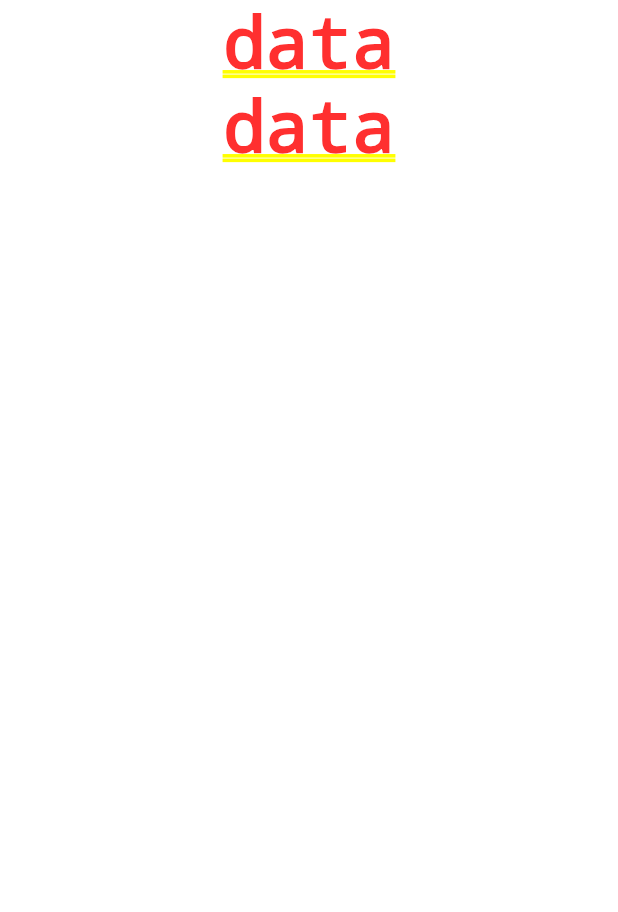
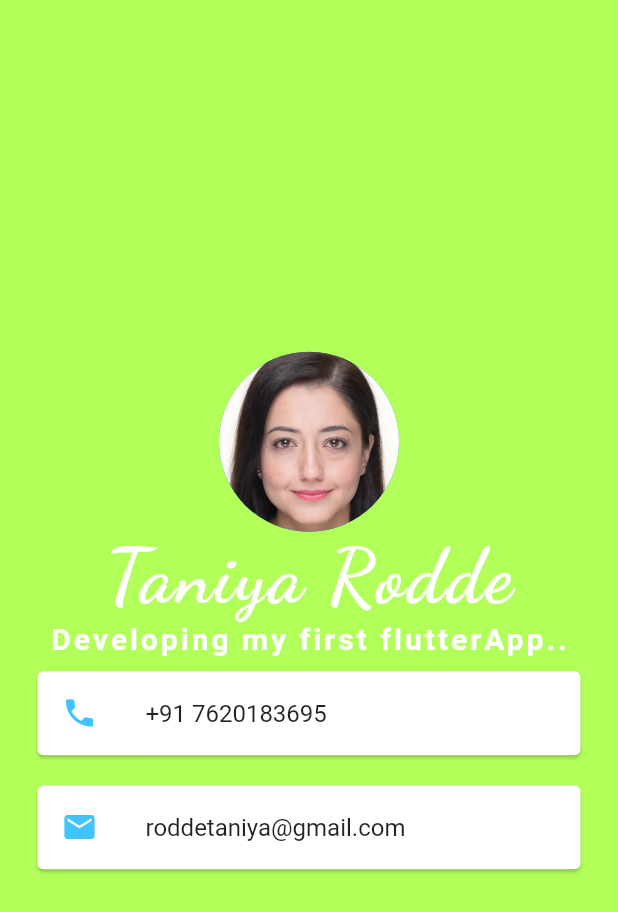
Before and after one commit to taniyarodde2510/new_flutter_app, a Flutter app: the screen it shows after launch, on a phone screen of 412 x 824 dp. Shown: the top 912 px of the screen. Run offline on Flutter 3.47's test engine with Material 2 defaults, Android fonts, the phone set to English and light mode, and no system bars.

Commit message:
completed my first app

```diff
--- a/lib/main.dart
+++ b/lib/main.dart
@@ -1,21 +1,88 @@
 import 'package:flutter/material.dart';
 
 void main() {
-  runApp( MyApp());
+  runApp(MyApp());
 }
 
-class MyApp extends StatelessWidget
-{
+class MyApp extends StatelessWidget {
   @override
-  Widget build(BuildContext context)
-  {
+  Widget build(BuildContext context) {
     return MaterialApp(
-      home: Container(
-        child:Column(
-          children: [Text("data"),Text("data")],
+      home: Scaffold(
+        backgroundColor: Colors.lightGreenAccent,
+        body: Container(
+          child: Column(
+            mainAxisAlignment: MainAxisAlignment.center,
+            children: [
+              CircleAvatar(
+
+                radius: 60.0,
+                backgroundImage: AssetImage('images/forflutter.jpg'),
+
+              ),
+              Text(
+                'Taniya Rodde',
+                style: TextStyle(
+                  fontFamily: 'DancingScript',
+                  fontSize: 50.0,
+                  fontWeight: FontWeight.bold,
+                  letterSpacing: 2.0,
+                  color:Colors.white,
+                )
+              ),
+
+              Text(
+                'Developing my first flutterApp..',
+                style: TextStyle(
+                  fontSize: 20.0,
+                  color: Colors.white,
+                  fontWeight: FontWeight.bold,
+                  letterSpacing: 2.0,
+
+                )
+              ),
+
+              Card(
+                color: Colors.white,
+                margin:EdgeInsets.symmetric(
+                  vertical: 10.0,
+                  horizontal:25.0,
+                ),
+                child:ListTile(
+                  leading: Icon(
+                    Icons.phone,
+                    color:Colors.lightBlueAccent,
+                    ),
+                    title:Text(
+                      '+91 7620183695',
+
+                    ),
+                    ),
+              ),
+
+
+
+              Card(
+                color:Colors.white,
+                margin:EdgeInsets.symmetric(
+                   vertical: 10.0,
+                  horizontal:25.0,
+
+                ),
+                child:ListTile(
+                  leading: Icon(
+                    Icons.email,
+                    color:Colors.lightBlueAccent
+                    ),
+                    title:Text(
+                      'roddetaniya@gmail.com',
+                    )
+                    )
+                ),
+            ],
+          ),
         ),
       ),
     );
   }
-
 }
```
Also changed, not shown: pubspec.yaml (+8 -9 lines), font/DancingScript-VariableFont_wght.ttf (added), images/forflutter.jpg (added).
